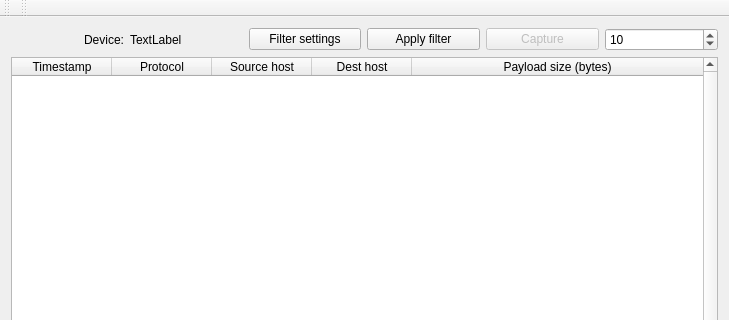
The window that mainwindow.ui (AONunan/FinalYearProject) describes before a commit, drawn with Qt 5; both pictures show x 0 to 729 and y 0 to 320 of the 729 by 590 pixel window.
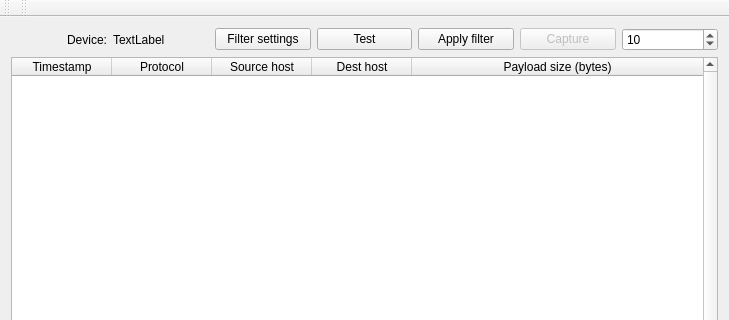
The same window after the commit.

Patch:
```diff
--- a/mainwindow.ui
+++ b/mainwindow.ui
@@ -50,6 +50,13 @@
         </property>
        </widget>
       </item>
+      <item>
+       <widget class="QPushButton" name="pushButton_test">
+        <property name="text">
+         <string>Test</string>
+        </property>
+       </widget>
+      </item>
       <item>
        <widget class="QPushButton" name="button_applyFilter">
         <property name="toolTip">
```
